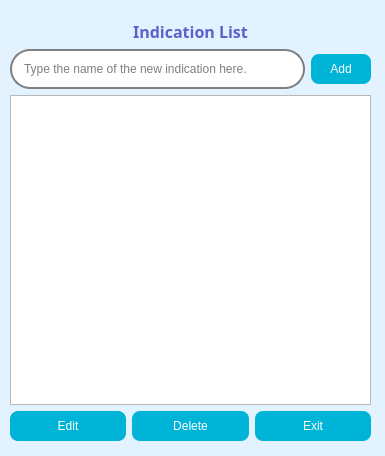
First picture: the form in resource/uic/indications.ui, repository xyang-github/INR_Tracker, before the edit.
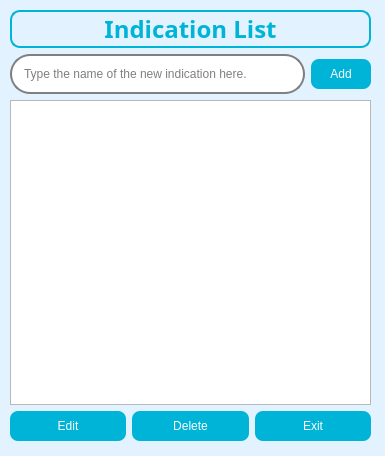
Second picture: the form after the edit. Icons and pictures are not drawn.

```diff
--- a/resource/uic/indications.ui
+++ b/resource/uic/indications.ui
@@ -82,7 +82,7 @@
 	background-color: #00b4d8;
 	color: white;
 	border-radius: 8px;
-	font-family: &quot;Readex Pro&quot;;
+	font-family: &quot;Raleway&quot;;
 	font: 12px;
 }
 
@@ -94,17 +94,19 @@
 	border: 2px  solid gray;
 	border-radius: 20px;
 	padding: 10px;
-	font-family:  &quot;Readex Pro&quot;;
+	font-family:  &quot;Raleway&quot;;
 	font: 12px;
 
 }
 
 QLabel {
-	color: #5E60CE;
-	font-family: &quot;Raleway&quot;;
-	font-size: 16px;
+	color: #00b4d8;
+	font-family: &quot;Source Sans Pro&quot;;
+	font-size: 24px;
 	font-weight: bold;
-	margin-top: 10px;
+	border: 2px solid #00b4d8;
+	border-radius: 10px;
+
 }
 </string>
   </property>
@@ -122,7 +124,7 @@
      <widget class="QLabel" name="lblHeader">
       <property name="font">
        <font>
-        <family>Raleway</family>
+        <family>Source Sans Pro</family>
         <pointsize>-1</pointsize>
         <weight>75</weight>
         <bold>true</bold>
```
Left out of the diff: 20 changed lines with no effect on the pictures.
